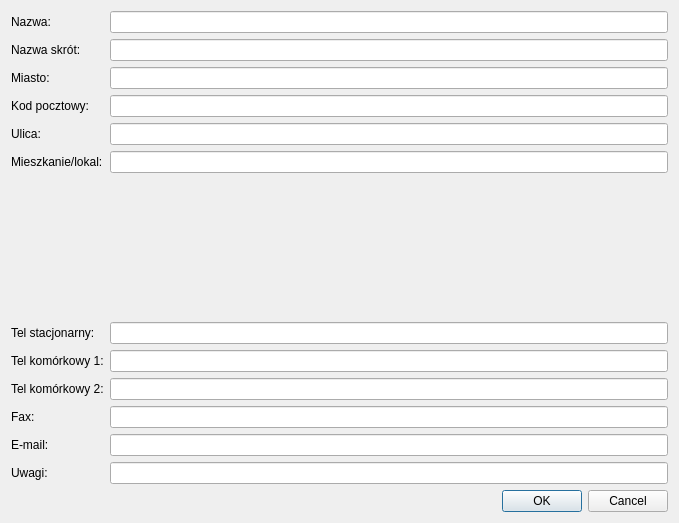
The window that nowyKlientDialog.ui (militia11/shoes) describes before a commit, drawn with Qt 5.
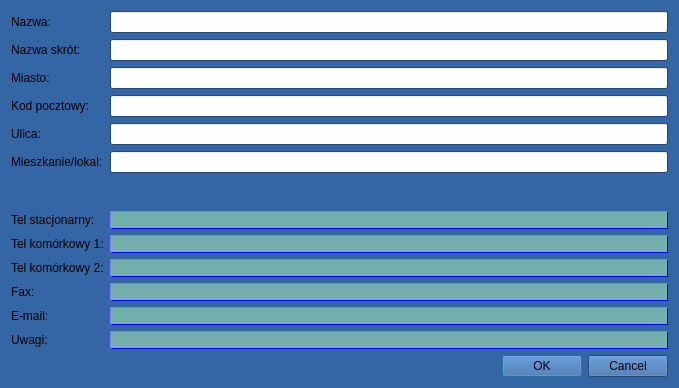
The same window after the commit.

Diff of the .ui file:
```diff
--- a/nowyKlientDialog.ui
+++ b/nowyKlientDialog.ui
@@ -7,9 +7,424 @@
     <x>0</x>
     <y>0</y>
     <width>679</width>
-    <height>523</height>
+    <height>388</height>
    </rect>
   </property>
+  <property name="palette">
+   <palette>
+    <active>
+     <colorrole role="WindowText">
+      <brush brushstyle="SolidPattern">
+       <color alpha="255">
+        <red>0</red>
+        <green>0</green>
+        <blue>0</blue>
+       </color>
+      </brush>
+     </colorrole>
+     <colorrole role="Button">
+      <brush brushstyle="SolidPattern">
+       <color alpha="255">
+        <red>52</red>
+        <green>101</green>
+        <blue>164</blue>
+       </color>
+      </brush>
+     </colorrole>
+     <colorrole role="Light">
+      <brush brushstyle="SolidPattern">
+       <color alpha="255">
+        <red>78</red>
+        <green>152</green>
+        <blue>246</blue>
+       </color>
+      </brush>
+     </colorrole>
+     <colorrole role="Midlight">
+      <brush brushstyle="SolidPattern">
+       <color alpha="255">
+        <red>65</red>
+        <green>126</green>
+        <blue>205</blue>
+       </color>
+      </brush>
+     </colorrole>
+     <colorrole role="Dark">
+      <brush brushstyle="SolidPattern">
+       <color alpha="255">
+        <red>26</red>
+        <green>50</green>
+        <blue>82</blue>
+       </color>
+      </brush>
+     </colorrole>
+     <colorrole role="Mid">
+      <brush brushstyle="SolidPattern">
+       <color alpha="255">
+        <red>34</red>
+        <green>67</green>
+        <blue>109</blue>
+       </color>
+      </brush>
+     </colorrole>
+     <colorrole role="Text">
+      <brush brushstyle="SolidPattern">
+       <color alpha="255">
+        <red>0</red>
+        <green>0</green>
+        <blue>0</blue>
+       </color>
+      </brush>
+     </colorrole>
+     <colorrole role="BrightText">
+      <brush brushstyle="SolidPattern">
+       <color alpha="255">
+        <red>255</red>
+        <green>255</green>
+        <blue>255</blue>
+       </color>
+      </brush>
+     </colorrole>
+     <colorrole role="ButtonText">
+      <brush brushstyle="SolidPattern">
+       <color alpha="255">
+        <red>0</red>
+        <green>0</green>
+        <blue>0</blue>
+       </color>
+      </brush>
+     </colorrole>
+     <colorrole role="Base">
+      <brush brushstyle="SolidPattern">
+       <color alpha="255">
+        <red>255</red>
+        <green>255</green>
+        <blue>255</blue>
+       </color>
+      </brush>
+     </colorrole>
+     <colorrole role="Window">
+      <brush brushstyle="SolidPattern">
+       <color alpha="255">
+        <red>52</red>
+        <green>101</green>
+        <blue>164</blue>
+       </color>
+      </brush>
+     </colorrole>
+     <colorrole role="Shadow">
+      <brush brushstyle="SolidPattern">
+       <color alpha="255">
+        <red>0</red>
+        <green>0</green>
+        <blue>0</blue>
+       </color>
+      </brush>
+     </colorrole>
+     <colorrole role="AlternateBase">
+      <brush brushstyle="SolidPattern">
+       <color alpha="255">
+        <red>153</red>
+        <green>178</green>
+        <blue>209</blue>
+       </color>
+      </brush>
+     </colorrole>
+     <colorrole role="ToolTipBase">
+      <brush brushstyle="SolidPattern">
+       <color alpha="255">
+        <red>255</red>
+        <green>255</green>
+        <blue>220</blue>
+       </color>
+      </brush>
+     </colorrole>
+     <colorrole role="ToolTipText">
+      <brush brushstyle="SolidPattern">
+       <color alpha="255">
+        <red>0</red>
+        <green>0</green>
+        <blue>0</blue>
+       </color>
+      </brush>
+     </colorrole>
+    </active>
+    <inactive>
+     <colorrole role="WindowText">
+      <brush brushstyle="SolidPattern">
+       <color alpha="255">
+        <red>0</red>
+        <green>0</green>
+        <blue>0</blue>
+       </color>
+      </brush>
+     </colorrole>
+     <colorrole role="Button">
+      <brush brushstyle="SolidPattern">
+       <color alpha="255">
+        <red>52</red>
+        <green>101</green>
+        <blue>164</blue>
+       </color>
+      </brush>
+     </colorrole>
+     <colorrole role="Light">
+      <brush brushstyle="SolidPattern">
+       <color alpha="255">
+        <red>78</red>
+        <green>152</green>
+        <blue>246</blue>
+       </color>
+      </brush>
+     </colorrole>
+     <colorrole role="Midlight">
+      <brush brushstyle="SolidPattern">
+       <color alpha="255">
+        <red>65</red>
+        <green>126</green>
+        <blue>205</blue>
+       </color>
+      </brush>
+     </colorrole>
+     <colorrole role="Dark">
+      <brush brushstyle="SolidPattern">
+       <color alpha="255">
+        <red>26</red>
+        <green>50</green>
+        <blue>82</blue>
+       </color>
+      </brush>
+     </colorrole>
+     <colorrole role="Mid">
+      <brush brushstyle="SolidPattern">
+       <color alpha="255">
+        <red>34</red>
+        <green>67</green>
+        <blue>109</blue>
+       </color>
+      </brush>
+     </colorrole>
+     <colorrole role="Text">
+      <brush brushstyle="SolidPattern">
+       <color alpha="255">
+        <red>0</red>
+        <green>0</green>
+        <blue>0</blue>
+       </color>
+      </brush>
+     </colorrole>
+     <colorrole role="BrightText">
+      <brush brushstyle="SolidPattern">
+       <color alpha="255">
+        <red>255</red>
+        <green>255</green>
+        <blue>255</blue>
+       </color>
+      </brush>
+     </colorrole>
+     <colorrole role="ButtonText">
+      <brush brushstyle="SolidPattern">
+       <color alpha="255">
+        <red>0</red>
+        <green>0</green>
+        <blue>0</blue>
+       </color>
+      </brush>
+     </colorrole>
+     <colorrole role="Base">
+      <brush brushstyle="SolidPattern">
+       <color alpha="255">
+        <red>255</red>
+        <green>255</green>
+        <blue>255</blue>
+       </color>
+      </brush>
+     </colorrole>
+     <colorrole role="Window">
+      <brush brushstyle="SolidPattern">
+       <color alpha="255">
+        <red>52</red>
+        <green>101</green>
+        <blue>164</blue>
+       </color>
+      </brush>
+     </colorrole>
+     <colorrole role="Shadow">
+      <brush brushstyle="SolidPattern">
+       <color alpha="255">
+        <red>0</red>
+        <green>0</green>
+        <blue>0</blue>
+       </color>
+      </brush>
+     </colorrole>
+     <colorrole role="AlternateBase">
+      <brush brushstyle="SolidPattern">
+       <color alpha="255">
+        <red>153</red>
+        <green>178</green>
+        <blue>209</blue>
+       </color>
+      </brush>
+     </colorrole>
+     <colorrole role="ToolTipBase">
+      <brush brushstyle="SolidPattern">
+       <color alpha="255">
+        <red>255</red>
+        <green>255</green>
+        <blue>220</blue>
+       </color>
+      </brush>
+     </colorrole>
+     <colorrole role="ToolTipText">
+      <brush brushstyle="SolidPattern">
+       <color alpha="255">
+        <red>0</red>
+        <green>0</green>
+        <blue>0</blue>
+       </color>
+      </brush>
+     </colorrole>
+    </inactive>
+    <disabled>
+     <colorrole role="WindowText">
+      <brush brushstyle="SolidPattern">
+       <color alpha="255">
+        <red>26</red>
+        <green>50</green>
+        <blue>82</blue>
+       </color>
+      </brush>
+     </colorrole>
+     <colorrole role="Button">
+      <brush brushstyle="SolidPattern">
+       <color alpha="255">
+        <red>52</red>
+        <green>101</green>
+        <blue>164</blue>
+       </color>
+      </brush>
+     </colorrole>
+     <colorrole role="Light">
+      <brush brushstyle="SolidPattern">
+       <color alpha="255">
+        <red>78</red>
+        <green>152</green>
+        <blue>246</blue>
+       </color>
+      </brush>
+     </colorrole>
+     <colorrole role="Midlight">
+      <brush brushstyle="SolidPattern">
+       <color alpha="255">
+        <red>65</red>
+        <green>126</green>
+        <blue>205</blue>
+       </color>
+      </brush>
+     </colorrole>
+     <colorrole role="Dark">
+      <brush brushstyle="SolidPattern">
+       <color alpha="255">
+        <red>26</red>
+        <green>50</green>
+        <blue>82</blue>
+       </color>
+      </brush>
+     </colorrole>
+     <colorrole role="Mid">
+      <brush brushstyle="SolidPattern">
+       <color alpha="255">
+        <red>34</red>
+        <green>67</green>
+        <blue>109</blue>
+       </color>
+      </brush>
+     </colorrole>
+     <colorrole role="Text">
+      <brush brushstyle="SolidPattern">
+       <color alpha="255">
+        <red>26</red>
+        <green>50</green>
+        <blue>82</blue>
+       </color>
+      </brush>
+     </colorrole>
+     <colorrole role="BrightText">
+      <brush brushstyle="SolidPattern">
+       <color alpha="255">
+        <red>255</red>
+        <green>255</green>
+        <blue>255</blue>
+       </color>
+      </brush>
+     </colorrole>
+     <colorrole role="ButtonText">
+      <brush brushstyle="SolidPattern">
+       <color alpha="255">
+        <red>26</red>
+        <green>50</green>
+        <blue>82</blue>
+       </color>
+      </brush>
+     </colorrole>
+     <colorrole role="Base">
+      <brush brushstyle="SolidPattern">
+       <color alpha="255">
+        <red>52</red>
+        <green>101</green>
+        <blue>164</blue>
+       </color>
+      </brush>
+     </colorrole>
+     <colorrole role="Window">
+      <brush brushstyle="SolidPattern">
+       <color alpha="255">
+        <red>52</red>
+        <green>101</green>
+        <blue>164</blue>
+       </color>
+      </brush>
+     </colorrole>
+     <colorrole role="Shadow">
+      <brush brushstyle="SolidPattern">
+       <color alpha="255">
+        <red>0</red>
+        <green>0</green>
+        <blue>0</blue>
+       </color>
+      </brush>
+     </colorrole>
+     <colorrole role="AlternateBase">
+      <brush brushstyle="SolidPattern">
+       <color alpha="255">
+        <red>52</red>
+        <green>101</green>
+        <blue>164</blue>
+       </color>
+      </brush>
+     </colorrole>
+     <colorrole role="ToolTipBase">
+      <brush brushstyle="SolidPattern">
+       <color alpha="255">
+        <red>255</red>
+        <green>255</green>
+        <blue>220</blue>
+       </color>
+      </brush>
+     </colorrole>
+     <colorrole role="ToolTipText">
+      <brush brushstyle="SolidPattern">
+       <color alpha="255">
+        <red>0</red>
+        <green>0</green>
+        <blue>0</blue>
+       </color>
+      </brush>
+     </colorrole>
+    </disabled>
+   </palette>
+  </property>
   <property name="windowTitle">
    <string>Formularz dodania klienta</string>
   </property>
@@ -87,7 +502,7 @@
        <property name="sizeHint" stdset="0">
         <size>
          <width>40</width>
-         <height>20</height>
+         <height>2</height>
         </size>
        </property>
       </spacer>
@@ -101,6 +516,9 @@
      </item>
      <item row="7" column="1">
       <widget class="QLineEdit" name="lineEditNumerTelefonu">
+       <property name="styleSheet">
+        <string notr="true">color: blue; background-color: #74AFAD;border-style: outset; border-width: 1px; border-color: blue;</string>
+       </property>
        <property name="frame">
         <bool>true</bool>
        </property>
@@ -114,7 +532,11 @@
       </widget>
      </item>
      <item row="8" column="1">
-      <widget class="QLineEdit" name="lineEditTel1"/>
+      <widget class="QLineEdit" name="lineEditTel1">
+       <property name="styleSheet">
+        <string notr="true">color: blue; background-color: #74AFAD;border-style: outset; border-width: 1px; border-color: blue;</string>
+       </property>
+      </widget>
      </item>
      <item row="9" column="0">
       <widget class="QLabel" name="label">
@@ -124,7 +546,11 @@
       </widget>
      </item>
      <item row="9" column="1">
-      <widget class="QLineEdit" name="lineEditTel2"/>
+      <widget class="QLineEdit" name="lineEditTel2">
+       <property name="styleSheet">
+        <string notr="true">color: blue; background-color: #74AFAD;border-style: outset; border-width: 1px; border-color: blue;</string>
+       </property>
+      </widget>
      </item>
      <item row="10" column="0">
       <widget class="QLabel" name="label_2">
@@ -134,7 +560,11 @@
       </widget>
      </item>
      <item row="10" column="1">
-      <widget class="QLineEdit" name="lineEditFax"/>
+      <widget class="QLineEdit" name="lineEditFax">
+       <property name="styleSheet">
+        <string notr="true">color: blue; background-color: #74AFAD;border-style: outset; border-width: 1px; border-color: blue;</string>
+       </property>
+      </widget>
      </item>
      <item row="11" column="0">
       <widget class="QLabel" name="label_11">
@@ -144,7 +574,11 @@
       </widget>
      </item>
      <item row="11" column="1">
-      <widget class="QLineEdit" name="lineEditMail"/>
+      <widget class="QLineEdit" name="lineEditMail">
+       <property name="styleSheet">
+        <string notr="true">color: blue; background-color: #74AFAD;border-style: outset; border-width: 1px; border-color: blue;</string>
+       </property>
+      </widget>
      </item>
      <item row="12" column="0">
       <widget class="QLabel" name="label_12">
@@ -154,7 +588,11 @@
       </widget>
      </item>
      <item row="12" column="1">
-      <widget class="QLineEdit" name="lineEditUwagi"/>
+      <widget class="QLineEdit" name="lineEditUwagi">
+       <property name="styleSheet">
+        <string notr="true">color: blue; background-color: #74AFAD;border-style: outset; border-width: 1px; border-color: blue;</string>
+       </property>
+      </widget>
      </item>
     </layout>
    </item>
```
